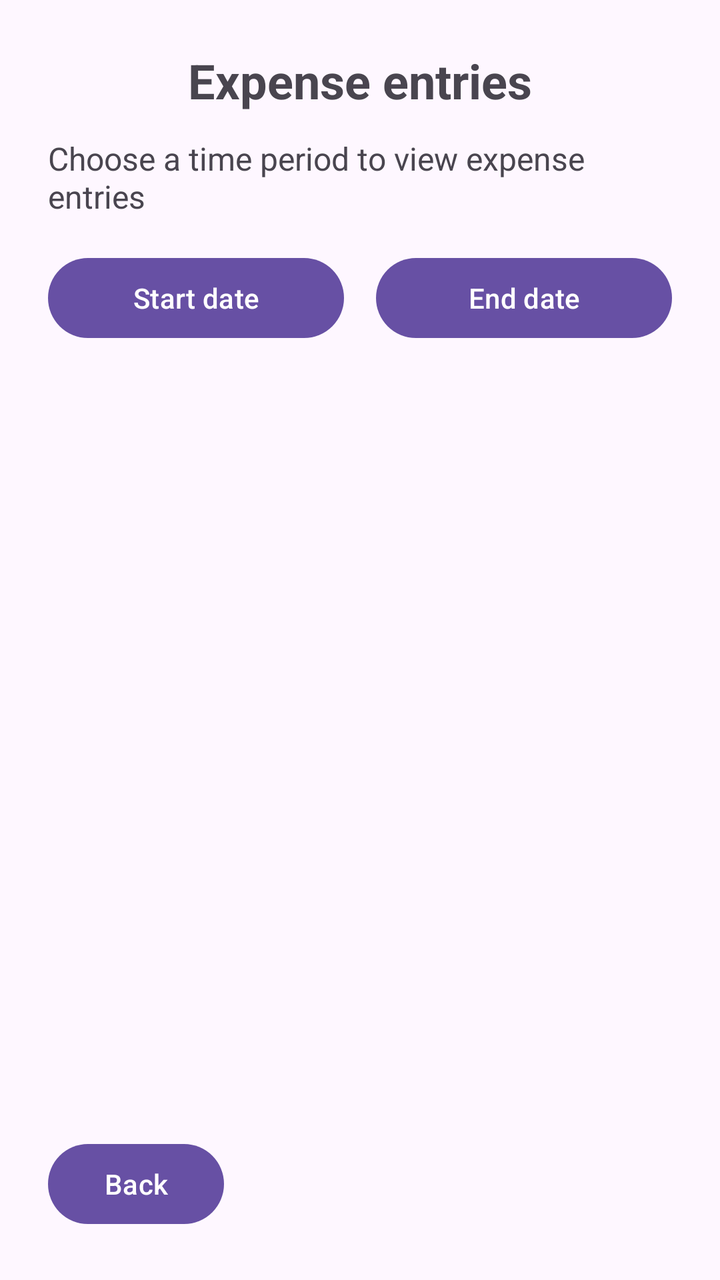
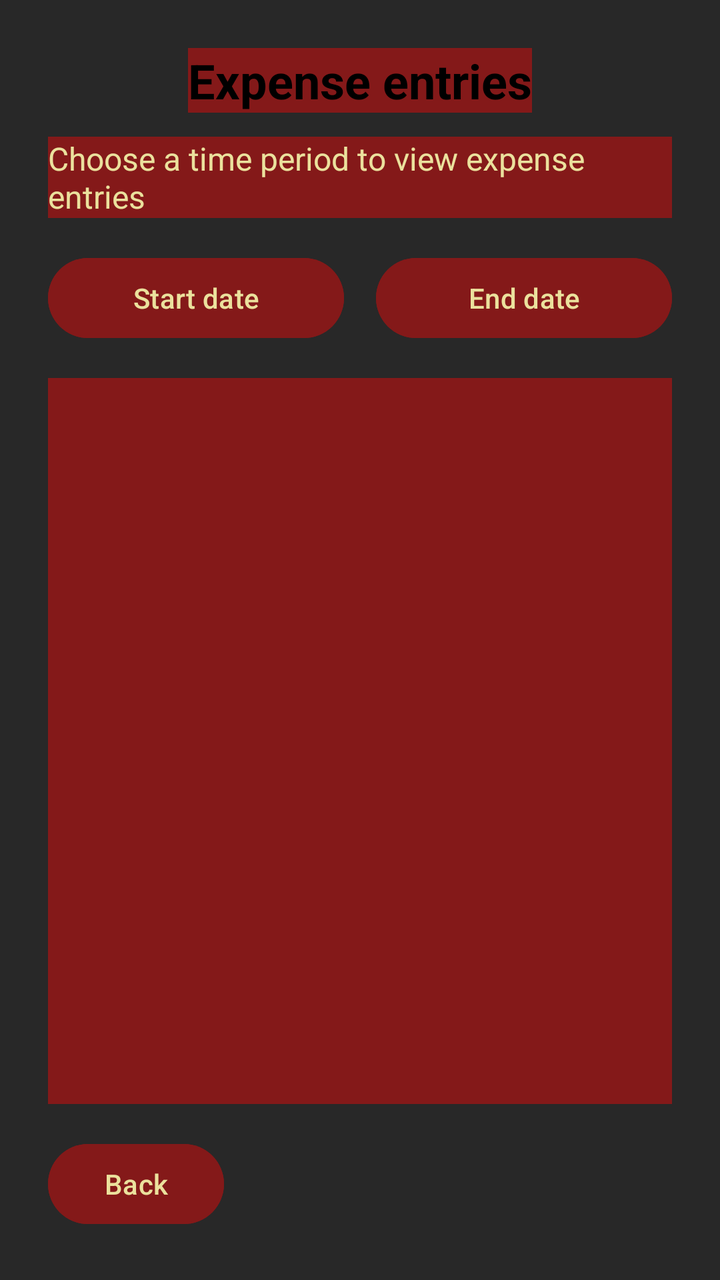

Before-and-after screenshots of an Android layout around one commit, followed by the original layout XML and the change that was made.
<!-- AndroidManifest.xml: application theme Theme.OPSC7311Introduction -->
<!-- res/layout/activity_expense_list.xml -->
<?xml version="1.0" encoding="utf-8"?>
<androidx.constraintlayout.widget.ConstraintLayout xmlns:android="http://schemas.android.com/apk/res/android"
    xmlns:app="http://schemas.android.com/apk/res-auto"
    xmlns:tools="http://schemas.android.com/tools"
    android:layout_width="match_parent"
    android:layout_height="match_parent"
    android:padding="24dp"
    tools:context=".ExpenseList">

    <TextView
        android:id="@+id/tvExpenseListTitle"
        android:layout_width="wrap_content"
        android:layout_height="wrap_content"
        android:text="Expense entries"
        android:textSize="24sp"
        android:textStyle="bold"
        app:layout_constraintEnd_toEndOf="parent"
        app:layout_constraintStart_toStartOf="parent"
        app:layout_constraintTop_toTopOf="parent" />

    <TextView
        android:id="@+id/tvExpenseListHint"
        android:layout_width="0dp"
        android:layout_height="wrap_content"
        android:layout_marginTop="12dp"
        android:text="Choose a time period to view expense entries"
        android:textSize="16sp"
        app:layout_constraintEnd_toEndOf="parent"
        app:layout_constraintStart_toStartOf="parent"
        app:layout_constraintTop_toBottomOf="@id/tvExpenseListTitle" />

    <Button
        android:id="@+id/btnExpenseStartDate"
        android:layout_width="0dp"
        android:layout_height="wrap_content"
        android:layout_marginTop="16dp"
        android:layout_marginEnd="8dp"
        android:text="Start date"
        app:layout_constraintEnd_toStartOf="@id/btnExpenseEndDate"
        app:layout_constraintStart_toStartOf="parent"
        app:layout_constraintTop_toBottomOf="@id/tvExpenseListHint" />

    <Button
        android:id="@+id/btnExpenseEndDate"
        android:layout_width="0dp"
        android:layout_height="wrap_content"
        android:layout_marginStart="8dp"
        android:text="End date"
        app:layout_constraintEnd_toEndOf="parent"
        app:layout_constraintStart_toEndOf="@id/btnExpenseStartDate"
        app:layout_constraintTop_toTopOf="@id/btnExpenseStartDate" />

    <ListView
        android:id="@+id/lvExpenses"
        android:layout_width="0dp"
        android:layout_height="0dp"
        android:layout_marginTop="16dp"
        android:layout_marginBottom="16dp"
        app:layout_constraintBottom_toTopOf="@id/btnExpenseListBack"
        app:layout_constraintEnd_toEndOf="parent"
        app:layout_constraintStart_toStartOf="parent"
        app:layout_constraintTop_toBottomOf="@id/btnExpenseStartDate" />

    <TextView
        android:id="@+id/tvNoExpenses"
        android:layout_width="0dp"
        android:layout_height="wrap_content"
        android:gravity="center"
        android:text="No expense entries for this period"
        android:textSize="16sp"
        android:visibility="gone"
        app:layout_constraintBottom_toBottomOf="@id/lvExpenses"
        app:layout_constraintEnd_toEndOf="parent"
        app:layout_constraintStart_toStartOf="parent"
        app:layout_constraintTop_toTopOf="@id/lvExpenses" />

    <Button
        android:id="@+id/btnExpenseListBack"
        android:layout_width="wrap_content"
        android:layout_height="wrap_content"
        android:text="Back"
        app:layout_constraintBottom_toBottomOf="parent"
        app:layout_constraintStart_toStartOf="parent" />

</androidx.constraintlayout.widget.ConstraintLayout>
<!-- resources referenced by this layout -->
<resources>
  <style name="Theme.OPSC7311Introduction" parent="Base.Theme.OPSC7311Introduction" />
  <style name="Base.Theme.OPSC7311Introduction" parent="Theme.Material3.DayNight.NoActionBar">
          
          
      </style>
</resources>

<!-- the commit's change to res/layout/activity_expense_list.xml (unified diff, before → after) -->
@@ -4,6 +4,7 @@
     xmlns:tools="http://schemas.android.com/tools"
     android:layout_width="match_parent"
     android:layout_height="match_parent"
+    android:background="#282828"
     android:padding="24dp"
     tools:context=".ExpenseList">
 
@@ -11,7 +12,9 @@
         android:id="@+id/tvExpenseListTitle"
         android:layout_width="wrap_content"
         android:layout_height="wrap_content"
+        android:background="#841919"
         android:text="Expense entries"
+        android:textColor="#000000"
         android:textSize="24sp"
         android:textStyle="bold"
         app:layout_constraintEnd_toEndOf="parent"
@@ -23,7 +26,9 @@
         android:layout_width="0dp"
         android:layout_height="wrap_content"
         android:layout_marginTop="12dp"
+        android:background="#841919"
         android:text="Choose a time period to view expense entries"
+        android:textColor="#EBE19D"
         android:textSize="16sp"
         app:layout_constraintEnd_toEndOf="parent"
         app:layout_constraintStart_toStartOf="parent"
@@ -35,7 +40,9 @@
         android:layout_height="wrap_content"
         android:layout_marginTop="16dp"
         android:layout_marginEnd="8dp"
+        android:backgroundTint="#841919"
         android:text="Start date"
+        android:textColor="#EBE19D"
         app:layout_constraintEnd_toStartOf="@id/btnExpenseEndDate"
         app:layout_constraintStart_toStartOf="parent"
         app:layout_constraintTop_toBottomOf="@id/tvExpenseListHint" />
@@ -45,7 +52,9 @@
         android:layout_width="0dp"
         android:layout_height="wrap_content"
         android:layout_marginStart="8dp"
+        android:backgroundTint="#841919"
         android:text="End date"
+        android:textColor="#EBE19D"
         app:layout_constraintEnd_toEndOf="parent"
         app:layout_constraintStart_toEndOf="@id/btnExpenseStartDate"
         app:layout_constraintTop_toTopOf="@id/btnExpenseStartDate" />
@@ -56,6 +65,7 @@
         android:layout_height="0dp"
         android:layout_marginTop="16dp"
         android:layout_marginBottom="16dp"
+        android:background="#841919"
         app:layout_constraintBottom_toTopOf="@id/btnExpenseListBack"
         app:layout_constraintEnd_toEndOf="parent"
         app:layout_constraintStart_toStartOf="parent"
@@ -78,7 +88,9 @@
         android:id="@+id/btnExpenseListBack"
         android:layout_width="wrap_content"
         android:layout_height="wrap_content"
+        android:backgroundTint="#841919"
         android:text="Back"
+        android:textColor="#EBE19D"
         app:layout_constraintBottom_toBottomOf="parent"
         app:layout_constraintStart_toStartOf="parent" />
 
